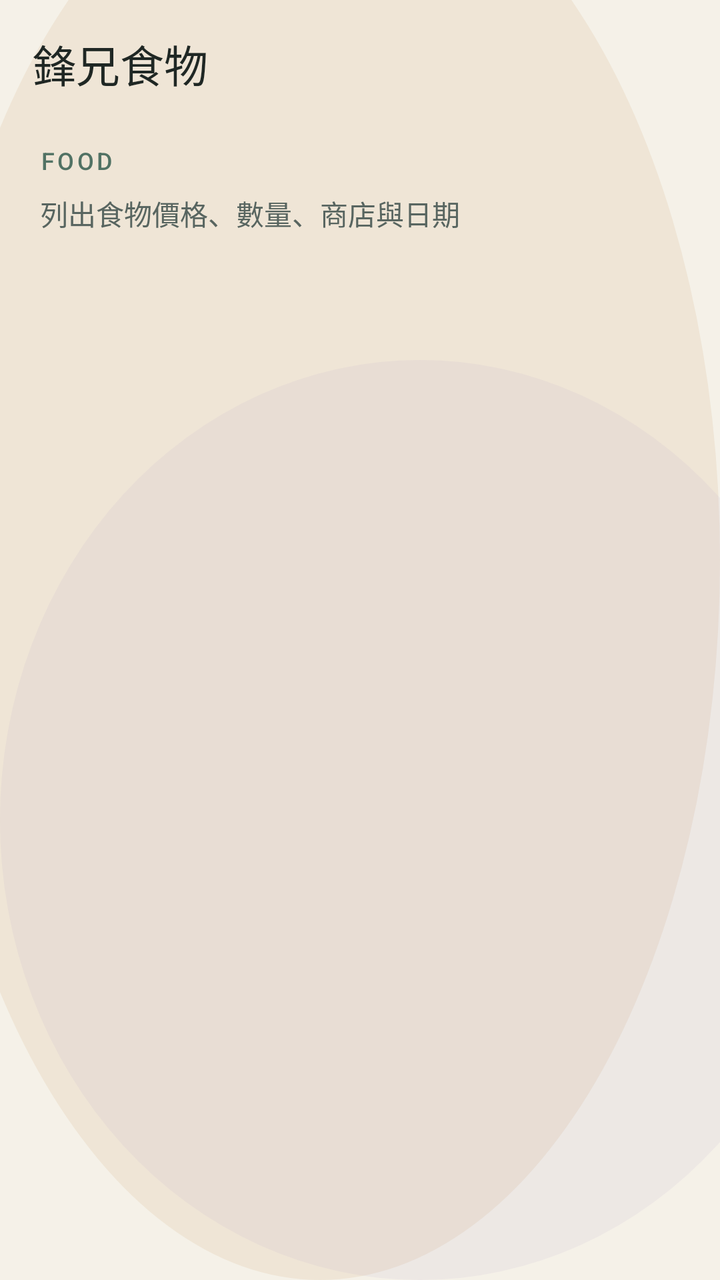
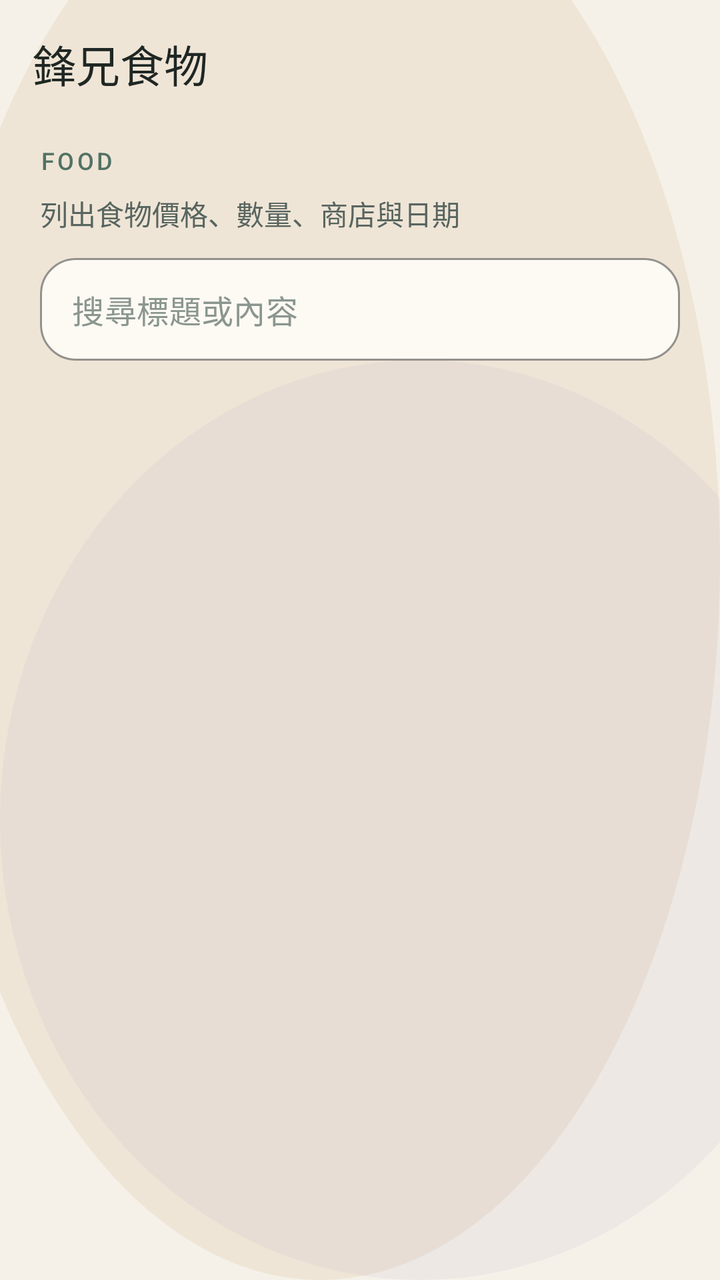

Compare the two renders of this Android layout. The source of the first and the diff that turns it into the second are given below.
<!-- AndroidManifest.xml: application theme Theme.Appwriteandroidtrae -->
<!-- res/layout/activity_food_management.xml -->
<?xml version="1.0" encoding="utf-8"?>
<androidx.constraintlayout.widget.ConstraintLayout xmlns:android="http://schemas.android.com/apk/res/android"
    xmlns:app="http://schemas.android.com/apk/res-auto"
    xmlns:tools="http://schemas.android.com/tools"
    android:id="@+id/main"
    android:layout_width="match_parent"
    android:layout_height="match_parent"
    android:background="@drawable/bg_main_dashboard"
    tools:context=".FoodManagementActivity">

    <com.google.android.material.appbar.MaterialToolbar
        android:id="@+id/toolbar"
        android:layout_width="0dp"
        android:layout_height="wrap_content"
        android:background="@android:color/transparent"
        android:contentInsetStartWithNavigation="0dp"
        android:minHeight="?attr/actionBarSize"
        android:paddingStart="8dp"
        android:paddingEnd="8dp"
        app:layout_constraintEnd_toEndOf="parent"
        app:layout_constraintStart_toStartOf="parent"
        app:layout_constraintTop_toTopOf="parent"
        app:navigationIconTint="@color/slate_950"
        app:title="@string/feature_food"
        app:titleTextColor="@color/slate_950" />

    <TextView
        android:id="@+id/textEyebrow"
        android:layout_width="0dp"
        android:layout_height="wrap_content"
        android:layout_marginStart="20dp"
        android:layout_marginTop="8dp"
        android:layout_marginEnd="20dp"
        android:fontFamily="sans-serif-medium"
        android:letterSpacing="0.12"
        android:text="@string/screen_food_eyebrow"
        android:textAllCaps="true"
        android:textColor="@color/sage_700"
        android:textSize="12sp"
        app:layout_constraintEnd_toEndOf="parent"
        app:layout_constraintStart_toStartOf="parent"
        app:layout_constraintTop_toBottomOf="@id/toolbar" />

    <TextView
        android:id="@+id/textSubtitleHeader"
        android:layout_width="0dp"
        android:layout_height="wrap_content"
        android:layout_marginStart="20dp"
        android:layout_marginTop="8dp"
        android:layout_marginEnd="20dp"
        android:text="@string/screen_food_subtitle"
        android:textColor="@color/slate_700"
        android:textSize="14sp"
        app:layout_constraintEnd_toEndOf="parent"
        app:layout_constraintStart_toStartOf="parent"
        app:layout_constraintTop_toBottomOf="@id/textEyebrow" />

    <ProgressBar
        android:id="@+id/progressBar"
        android:layout_width="wrap_content"
        android:layout_height="wrap_content"
        android:visibility="gone"
        app:layout_constraintBottom_toBottomOf="parent"
        app:layout_constraintEnd_toEndOf="parent"
        app:layout_constraintStart_toStartOf="parent"
        app:layout_constraintTop_toBottomOf="@id/textSubtitleHeader" />

    <ListView
        android:id="@+id/listViewFoods"
        android:layout_width="0dp"
        android:layout_height="0dp"
        android:clipToPadding="false"
        android:divider="@android:color/transparent"
        android:dividerHeight="0dp"
        android:paddingStart="8dp"
        android:paddingTop="14dp"
        android:paddingEnd="8dp"
        android:paddingBottom="24dp"
        app:layout_constraintBottom_toTopOf="@id/textViewError"
        app:layout_constraintEnd_toEndOf="parent"
        app:layout_constraintStart_toStartOf="parent"
        app:layout_constraintTop_toBottomOf="@id/textSubtitleHeader" />

    <TextView
        android:id="@+id/textViewError"
        android:layout_width="0dp"
        android:layout_height="wrap_content"
        android:layout_marginStart="20dp"
        android:layout_marginEnd="20dp"
        android:layout_marginBottom="20dp"
        android:background="@drawable/bg_error_panel"
        android:padding="14dp"
        android:textColor="@color/accent_coral"
        android:visibility="gone"
        app:layout_constraintBottom_toBottomOf="parent"
        app:layout_constraintEnd_toEndOf="parent"
        app:layout_constraintStart_toStartOf="parent" />

</androidx.constraintlayout.widget.ConstraintLayout>
<!-- resources referenced by this layout -->
<resources>
  <color name="accent_coral">#FFD88876</color>
  <color name="sage_700">#FF517264</color>
  <color name="slate_700">#FF586560</color>
  <color name="slate_950">#FF1F2724</color>
  <!-- drawable bg_error_panel (drawable) -->
  <?xml version="1.0" encoding="utf-8"?>
  <shape xmlns:android="http://schemas.android.com/apk/res/android">
      <corners android:radius="18dp" />
      <solid android:color="#1AF3E3DB" />
      <stroke
          android:width="1dp"
          android:color="#33D88876" />
  </shape>
  <!-- drawable bg_main_dashboard (drawable) -->
  <?xml version="1.0" encoding="utf-8"?>
  <layer-list xmlns:android="http://schemas.android.com/apk/res/android">
      <item android:drawable="@color/surface_base" />
      <item android:top="-80dp" android:left="-40dp">
          <shape android:shape="oval">
              <size android:width="280dp" android:height="280dp" />
              <solid android:color="#26C6A36A" />
          </shape>
      </item>
      <item android:top="180dp" android:right="-60dp">
          <shape android:shape="oval">
              <size android:width="240dp" android:height="240dp" />
              <solid android:color="#1AA491C0" />
          </shape>
      </item>
  </layer-list>
  <string name="feature_food">鋒兄食物</string>
  <string name="screen_food_eyebrow">Food</string>
  <string name="screen_food_subtitle">列出食物價格、數量、商店與日期</string>
  <style name="Theme.Appwriteandroidtrae" parent="Base.Theme.Appwriteandroidtrae" />
  <color name="surface_base">#FFF5F1E8</color>
  <style name="Base.Theme.Appwriteandroidtrae" parent="Theme.Material3.Light.NoActionBar">
          <item name="colorPrimary">@color/sage_700</item>
          <item name="colorOnPrimary">@color/sand_50</item>
          <item name="colorSecondary">@color/accent_gold</item>
          <item name="colorTertiary">@color/accent_coral</item>
          <item name="android:colorBackground">@color/surface_base</item>
          <item name="colorSurface">@color/surface_high</item>
          <item name="colorOnSurface">@color/slate_950</item>
          <item name="colorSurfaceVariant">@color/seafoam_100</item>
          <item name="colorOutline">@color/surface_outline</item>
          <item name="android:statusBarColor">@android:color/transparent</item>
          <item name="android:navigationBarColor">@color/surface_base</item>
          <item name="android:windowLightStatusBar">true</item>
          <item name="android:windowLightNavigationBar">true</item>
      </style>
  <color name="sand_50">#FFF7F1E7</color>
  <color name="accent_gold">#FFC6A36A</color>
  <color name="surface_high">#FFFDF9F3</color>
  <color name="seafoam_100">#FFDDEAE2</color>
  <color name="surface_outline">#1A1F2724</color>
</resources>

<!-- the commit's change to res/layout/activity_food_management.xml (unified diff, before → after) -->
@@ -55,6 +55,39 @@
         app:layout_constraintStart_toStartOf="parent"
         app:layout_constraintTop_toBottomOf="@id/textEyebrow" />
 
+    <com.google.android.material.textfield.TextInputLayout
+        android:id="@+id/inputLayoutSearchFoods"
+        style="@style/Widget.MaterialComponents.TextInputLayout.OutlinedBox"
+        android:layout_width="0dp"
+        android:layout_height="wrap_content"
+        android:layout_marginStart="20dp"
+        android:layout_marginTop="12dp"
+        android:layout_marginEnd="20dp"
+        app:boxBackgroundColor="@color/surface_high"
+        app:boxCornerRadiusBottomEnd="18dp"
+        app:boxCornerRadiusBottomStart="18dp"
+        app:boxCornerRadiusTopEnd="18dp"
+        app:boxCornerRadiusTopStart="18dp"
+        app:boxStrokeColor="@color/surface_outline"
+        app:hintEnabled="false"
+        app:layout_constraintEnd_toEndOf="parent"
+        app:layout_constraintStart_toStartOf="parent"
+        app:layout_constraintTop_toBottomOf="@id/textSubtitleHeader">
+
+        <com.google.android.material.textfield.TextInputEditText
+            android:id="@+id/editTextSearchFoods"
+            android:layout_width="match_parent"
+            android:layout_height="wrap_content"
+            android:hint="@string/food_search_hint"
+            android:imeOptions="actionSearch"
+            android:inputType="text"
+            android:maxLines="1"
+            android:paddingTop="14dp"
+            android:paddingBottom="14dp"
+            android:textColor="@color/slate_950"
+            android:textColorHint="@color/slate_500" />
+    </com.google.android.material.textfield.TextInputLayout>
+
     <ProgressBar
         android:id="@+id/progressBar"
         android:layout_width="wrap_content"
@@ -63,7 +96,7 @@
         app:layout_constraintBottom_toBottomOf="parent"
         app:layout_constraintEnd_toEndOf="parent"
         app:layout_constraintStart_toStartOf="parent"
-        app:layout_constraintTop_toBottomOf="@id/textSubtitleHeader" />
+        app:layout_constraintTop_toBottomOf="@id/inputLayoutSearchFoods" />
 
     <ListView
         android:id="@+id/listViewFoods"
@@ -79,7 +112,7 @@
         app:layout_constraintBottom_toTopOf="@id/textViewError"
         app:layout_constraintEnd_toEndOf="parent"
         app:layout_constraintStart_toStartOf="parent"
-        app:layout_constraintTop_toBottomOf="@id/textSubtitleHeader" />
+        app:layout_constraintTop_toBottomOf="@id/inputLayoutSearchFoods" />
 
     <TextView
         android:id="@+id/textViewError"
<!-- resource entries referenced after the edit -->
@@ -2,6 +2,7 @@
 <resources>
   <color name="accent_coral">#FFD88876</color>
   <color name="sage_700">#FF517264</color>
+  <color name="slate_500">#FF8A968F</color>
   <color name="slate_700">#FF586560</color>
   <color name="slate_950">#FF1F2724</color>
   <!-- drawable bg_error_panel (drawable) -->
@@ -31,6 +32,7 @@
       </item>
   </layer-list>
   <string name="feature_food">鋒兄食物</string>
+  <string name="food_search_hint">搜尋標題或內容</string>
   <string name="screen_food_eyebrow">Food</string>
   <string name="screen_food_subtitle">列出食物價格、數量、商店與日期</string>
   <style name="Theme.Appwriteandroidtrae" parent="Base.Theme.Appwriteandroidtrae" />
